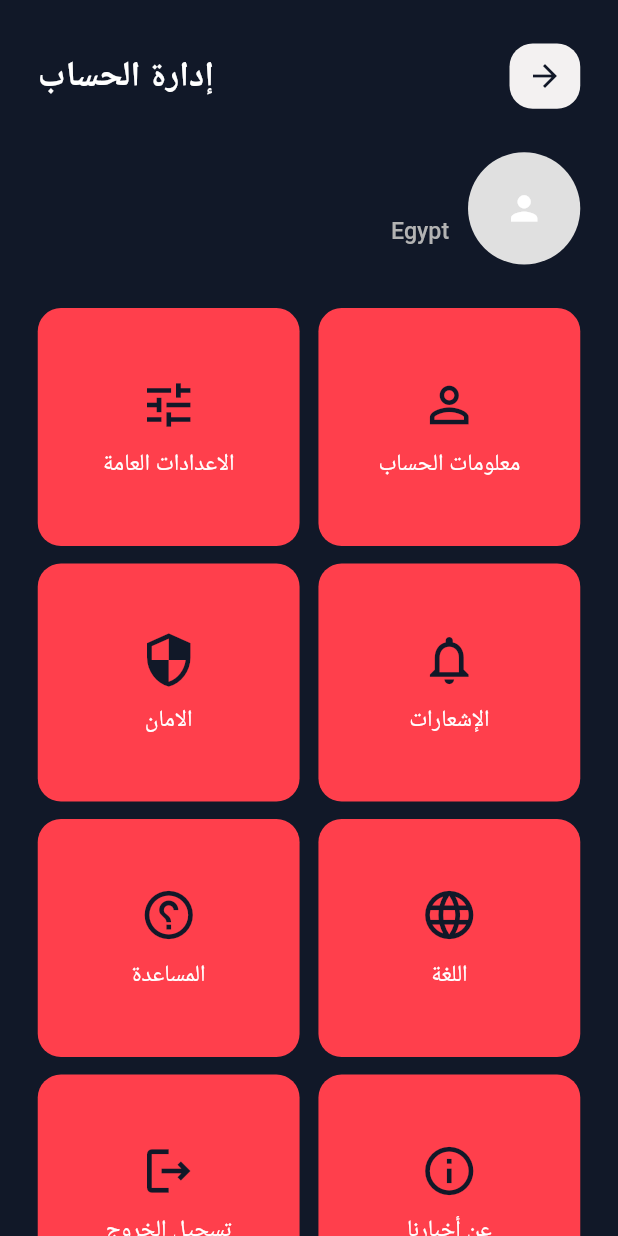
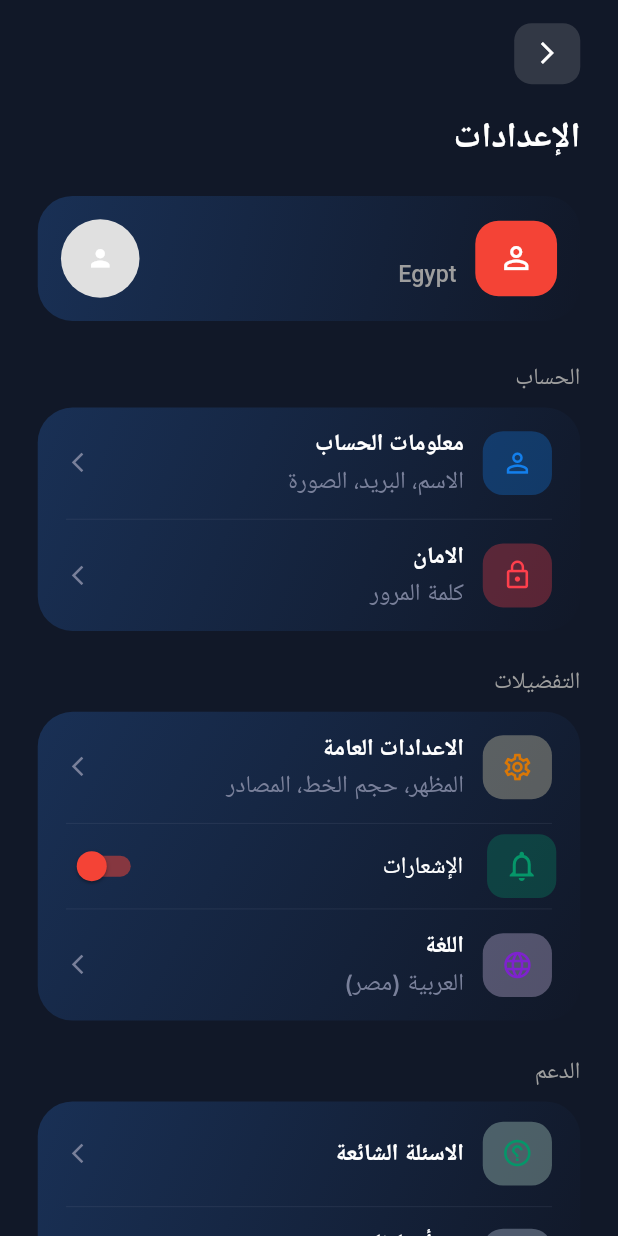
Before and after one commit to kareem-79/Akhbarna, a Flutter app: the ProfileTab screen opened by its route, on a phone screen of 412 x 824 dp. Run offline on Flutter 3.47's test engine with Material 3 defaults, Android fonts, the phone set to English and light mode, and no system bars; drawn by our look-alikes of skeletonizer; our stand-ins replace cached_network_image, dartz, dio, firebase_auth, firebase_core, flutter_bloc and 11 more; accounts and stored records are empty; network calls fail; Roboto replaces fonts that are missing (Cairo, Tajawal).

Commit message:
Edit Profile Tab

```diff
--- a/lib/features/layout/main_layout.dart
+++ b/lib/features/layout/main_layout.dart
@@ -18,6 +18,20 @@ class MainLayout extends StatefulWidget {
 class _MainLayoutState extends State<MainLayout> {
   int selectedIndex = 0;
 
+  late final PageController _pageController;
+
+  @override
+  void initState() {
+    super.initState();
+    _pageController = PageController();
+  }
+
+  @override
+  void dispose() {
+    _pageController.dispose();
+    super.dispose();
+  }
+
   final List<Widget> tabs = [
     const HomeTap(),
     const CategoryTab(),
@@ -27,48 +41,21 @@ class _MainLayoutState extends State<MainLayout> {
   @override
   Widget build(BuildContext context) {
     return Scaffold(
-      body: AnimatedSwitcher(
-        duration: const Duration(milliseconds: 380),
-        reverseDuration: const Duration(milliseconds: 280),
-        transitionBuilder: (Widget child, Animation<double> animation) {
-          final slideAnimation = Tween<Offset>(
-            begin: const Offset(0.08, 0),
-            end: Offset.zero,
-          ).animate(CurvedAnimation(
-            parent: animation,
-            curve: Curves.easeOutCubic,
-          ));
+      body: PageView(
+        controller: _pageController,
+        onPageChanged: (index) {
+          setState(() {
+            selectedIndex = index;
+          });
+        },
+        children: tabs,
+      ),
 
-          final scaleAnimation = Tween<double>(
-            begin: 0.96,
-            end: 1.0,
-          ).animate(CurvedAnimation(
-            parent: animation,
-            curve: Curves.easeOutCubic,
-          ));
-
-          return FadeTransition(
-            opacity: animation,
-            child: SlideTransition(
-              position: slideAnimation,
-              child: ScaleTransition(
-                scale: scaleAnimation,
-                child: child,
-              ),
-            ),
-          );
-        },
-        child: KeyedSubtree(
-          key: ValueKey<int>(selectedIndex),
-          child: tabs[selectedIndex],
-        ),
-      ),
       bottomNavigationBar: Padding(
         padding: EdgeInsets.all(8.sp),
         child: ClipRRect(
           borderRadius: BorderRadius.circular(60.r),
           child: BottomNavigationBar(
-            elevation: 0,
             currentIndex: selectedIndex,
             onTap: _onTab,
             items: [
@@ -110,10 +97,17 @@ class _MainLayoutState extends State<MainLayout> {
   void _onTab(int newIndex) {
     if (newIndex == 3) {
       Navigator.pushNamed(context, RoutesManager.profile);
-    } else if (newIndex != selectedIndex) {
-      setState(() {
-        selectedIndex = newIndex;
-      });
+      return;
     }
+
+    setState(() {
+      selectedIndex = newIndex;
+    });
+
+    _pageController.animateToPage(
+      newIndex,
+      duration: const Duration(milliseconds: 300),
+      curve: Curves.easeInOut,
+    );
   }
 }
--- a/lib/features/layout/profile/presentation/screens/about/presentation/about_screen.dart
+++ b/lib/features/layout/profile/presentation/screens/about/presentation/about_screen.dart
@@ -13,20 +13,20 @@ class AboutUsScreen extends StatelessWidget {
     AppLocalizations appLocalizations = AppLocalizations.of(context)!;
 
     return Scaffold(
-      body: SingleChildScrollView(
-        child: SafeArea(
+      body: SafeArea(
         child: Column(
           children: [
             AboutHeaderWidget(),
             SizedBox(height: 30.h),
-              Padding(
+            Expanded(
+              child: Padding(
                 padding: EdgeInsets.symmetric(horizontal: 20.w),
+                child: SingleChildScrollView(
                   child: Column(
                     children: [
                       _card(textTheme, appLocalizations.about_app_description),
                       _card(textTheme, appLocalizations.about_app_coverage),
                       _card(textTheme, appLocalizations.about_app_experience),
-
                       _section(textTheme, appLocalizations.our_goal),
                       _card(textTheme, appLocalizations.goal_1),
                       _card(textTheme, appLocalizations.goal_2),
@@ -47,8 +47,9 @@ class AboutUsScreen extends StatelessWidget {
                     ],
                   ),
                 ),
+              ),
+            ),
           ],
-          ),
         ),
       ),
     );
--- a/lib/features/layout/profile/presentation/screens/profile_tab.dart
+++ b/lib/features/layout/profile/presentation/screens/profile_tab.dart
@@ -1,3 +1,4 @@
+import 'package:akhbarna/core/widget/custom_elevated_button.dart';
 import 'package:akhbarna/features/layout/profile/presentation/screens/logout/presentation/logout_bottom_sheet.dart';
 import 'package:akhbarna/features/layout/profile/presentation/widget/custom_blur_bottom_sheet.dart';
 import 'package:akhbarna/l10n/app_localizations.dart';
@@ -6,10 +7,12 @@ import 'package:flutter_screenutil/flutter_screenutil.dart';
 import '../../../../../core/prefs_manager/prefs_manager.dart';
 import '../../../../../core/resources/colors_managers.dart';
 import '../../../../../core/resources/routes_managers.dart';
-import '../../../../../core/widget/app_bar_widget.dart';
+import '../../../../../model/language_model.dart';
 import '../widget/enlargable_profile_avatar.dart';
+import '../widget/settings_divider_widget.dart';
+import '../widget/settings_section_widget.dart';
+import '../widget/settings_tile_widget.dart';
 import 'general_settings/presentation/general_setting_bottom_sheet.dart';
-import '../widget/profile_item_widget.dart';
 
 class ProfileTab extends StatefulWidget {
   const ProfileTab({super.key});
@@ -23,73 +26,125 @@ class _ProfileTabState extends State<ProfileTab> {
 
   @override
   Widget build(BuildContext context) {
-    TextTheme textTheme = Theme.of(context).textTheme;
-    Color shadowColor = Theme.of(context).shadowColor;
-    AppLocalizations appLocalizations = AppLocalizations.of(context)!;
+    final textTheme = Theme.of(context).textTheme;
+    final appLocalizations = AppLocalizations.of(context)!;
+    final currentLanguage = AppLanguage.languages.firstWhere(
+          (lang) => lang.code == Localizations.localeOf(context).languageCode,
+      orElse: () => AppLanguage.languages.first,
+    );
 
     return Scaffold(
-      body: SingleChildScrollView(
-        child: SafeArea(
-          child: Padding(
+      body: SafeArea(
+        child: SingleChildScrollView(
           padding: EdgeInsets.symmetric(horizontal: 24.w),
           child: Column(
+            crossAxisAlignment: CrossAxisAlignment.stretch,
             children: [
-                AppBarWidget(
-                  title: appLocalizations.account_management,
-                  height: 30,
-                  color: shadowColor,
-                ),
+              SizedBox(height: 16.h),
               Row(
                 children: [
-                    EnlargableProfileAvatar(
-                      imagePath: _profileImagePath,
-                      radius: 40.r,
-                      isEditable: false,
+                  Container(
+                    width: 42.w,
+                    height: 42.h,
+                    decoration: BoxDecoration(
+                      color: ColorsManagers.gray2,
+                      borderRadius: BorderRadius.circular(12.r),
                     ),
+                    child: IconButton(
+                      onPressed: () => Navigator.pop(context),
+                      icon: Icon(Icons.arrow_back_ios_new, size: 18.sp),
+                    ),
+                  ),
+                ],
+              ),
+
+              SizedBox(height: 20.h),
+              Text("الإعدادات", style: textTheme.bodyMedium),
+              SizedBox(height: 24.h),
+              Container(
+                padding: EdgeInsets.all(16.r),
+                decoration: BoxDecoration(
+                  borderRadius: BorderRadius.circular(24.r),
+                  gradient: LinearGradient(
+                    begin: Alignment.topLeft,
+                    end: Alignment.bottomRight,
+                    colors: [ColorsManagers.dark, ColorsManagers.darkNavy],
+                  ),
+                ),
+                child: Row(
+                  children: [
+                    Container(
+                      width: 52.w,
+                      height: 52.h,
+                      decoration: BoxDecoration(
+                        color: Colors.red,
+                        borderRadius: BorderRadius.circular(16.r),
+                      ),
+                      child: const Icon(
+                        Icons.person_outline,
+                        color: Colors.white,
+                      ),
+                    ),
+
                     SizedBox(width: 12.w),
+
                     Expanded(
                       child: Column(
                         crossAxisAlignment: CrossAxisAlignment.start,
                         children: [
                           Text(
                             PrefsManager.getUserName(),
-                            style: textTheme.bodyMedium,
                             maxLines: 1,
                             overflow: TextOverflow.ellipsis,
+                            style: textTheme.bodySmall?.copyWith(
+                              fontWeight: FontWeight.bold,
+                            ),
                           ),
                           SizedBox(height: 4.h),
                           Text(
                             "Egypt",
-                            maxLines: 2,
                             style: textTheme.bodySmall?.copyWith(
-                              color: ColorsManagers.lightGray,
+                              color: Colors.grey,
                             ),
                           ),
                         ],
                       ),
                     ),
+                    SizedBox(width: 12.w),
+                    EnlargableProfileAvatar(
+                      imagePath: _profileImagePath,
+                      radius: 28.r,
+                      isEditable: false,
+                    ),
                   ],
                 ),
+              ),
 
-                SizedBox(height: 30.h),
+              SizedBox(height: 28.h),
 
-                GridView.count(
-                  shrinkWrap: true,
-                  physics: const NeverScrollableScrollPhysics(),
-                  crossAxisCount: 2,
-                  mainAxisSpacing: 12.h,
-                  crossAxisSpacing: 12.w,
-                  childAspectRatio: 1.1,
+              Text(
+                "الحساب",
+                style: textTheme.bodySmall?.copyWith(color: Colors.grey),
+              ),
+
+              SizedBox(height: 10.h),
+
+              SettingsSectionWidget(
                 children: [
-                    ProfileItemWidget(
-                      icon: Icons.person_outline_outlined,
+                  SettingsTileWidget(
                     title: appLocalizations.account_information,
+                    subtitle: "الاسم، البريد، الصورة",
+                    icon: Icons.person_outline,
+                    iconColor: ColorsManagers.azureRadiance,
+                    iconBackgroundColor: ColorsManagers.azureRadiance
+                        .withValues(alpha: .15),
                     onTap: () async {
                       final result = await Navigator.pushNamed(
                         context,
                         RoutesManager.editProfile,
                         arguments: _profileImagePath,
                       );
+
                       if (result != null && result is String) {
                         setState(() {
                           _profileImagePath = result;
@@ -97,26 +152,75 @@ class _ProfileTabState extends State<ProfileTab> {
                       }
                     },
                   ),
-                    ProfileItemWidget(
-                      icon: Icons.tune_outlined,
-                      title: appLocalizations.general_settings,
-                      onTap: () => _showGeneralSettings(context),
+
+                  const SettingsDividerWidget(),
+
+                  SettingsTileWidget(
+                    title: appLocalizations.security_settings,
+                    subtitle: appLocalizations.password,
+                    icon: Icons.lock_outline,
+                    iconColor: ColorsManagers.red,
+                    iconBackgroundColor: ColorsManagers.red.withValues(
+                      alpha: .15,
                     ),
-                    ProfileItemWidget(
-                      icon: Icons.notifications_none_outlined,
-                      title: appLocalizations.notifications,
-                      onTap: () {},
-                    ),
-                    ProfileItemWidget(
-                      icon: Icons.security_outlined,
-                      title: appLocalizations.security_settings,
                     onTap: () {
                       Navigator.pushNamed(context, RoutesManager.security);
                     },
                   ),
-                    ProfileItemWidget(
-                      icon: Icons.language_outlined,
+                ],
+              ),
+
+              SizedBox(height: 24.h),
+              Text(
+                "التفضيلات",
+                style: textTheme.bodySmall?.copyWith(color: Colors.grey),
+              ),
+
+              SizedBox(height: 10.h),
+
+              SettingsSectionWidget(
+                children: [
+                  SettingsTileWidget(
+                    title: appLocalizations.general_settings,
+                    subtitle: "المظهر، حجم الخط، المصادر",
+                    icon: Icons.settings_outlined,
+                    iconColor: ColorsManagers.yellowDark,
+                    iconBackgroundColor: ColorsManagers.yellowLight,
+                    onTap: () => _showGeneralSettings(context),
+                  ),
+
+                  const SettingsDividerWidget(),
+
+                  SwitchListTile(
+                    value: true,
+                    onChanged: (value) {},
+                    activeColor: Colors.red,
+                    title: Text(
+                      appLocalizations.notifications,
+                      style: textTheme.bodySmall,
+                    ),
+                    secondary: Container(
+                      width: 44.w,
+                      height: 44.h,
+                      decoration: BoxDecoration(
+                        color: ColorsManagers.mintDark.withOpacity(.3),
+                        borderRadius: BorderRadius.circular(12.r),
+                      ),
+                      child: Icon(
+                        Icons.notifications_none,
+                        color: ColorsManagers.mintDark,
+                      ),
+                    ),
+                  ),
+
+                  const SettingsDividerWidget(),
+
+                  SettingsTileWidget(
                     title: appLocalizations.language,
+                    subtitle: currentLanguage.name,
+                    icon: Icons.language,
+                    iconColor: ColorsManagers.purpleDark,
+                    iconBackgroundColor: ColorsManagers.purpleLight,
                     onTap: () {
                       Navigator.pushNamed(
                         context,
@@ -125,27 +229,50 @@ class _ProfileTabState extends State<ProfileTab> {
                       );
                     },
                   ),
-                    ProfileItemWidget(
+                ],
+              ),
+
+              SizedBox(height: 24.h),
+              Text(
+                "الدعم",
+                style: textTheme.bodySmall?.copyWith(color: Colors.grey),
+              ),
+
+              SizedBox(height: 10.h),
+
+              SettingsSectionWidget(
+                children: [
+                  SettingsTileWidget(
+                    title: "الاسئلة الشائعة",
                     icon: Icons.help_outline,
-                      title: appLocalizations.help_center,
+                    iconColor: ColorsManagers.mintDark,
+                    iconBackgroundColor: ColorsManagers.mintLight,
                     onTap: () {},
                   ),
-                    ProfileItemWidget(
+                  const SettingsDividerWidget(),
+
+                  SettingsTileWidget(
+                    title: appLocalizations.about_us,
+                    subtitle: "Version 1.0.0",
                     icon: Icons.info_outline,
-                      title: appLocalizations.about_us,
+                    iconColor: ColorsManagers.skyBlueDark,
+                    iconBackgroundColor: ColorsManagers.skyBlueLight,
                     onTap: () {
                       Navigator.pushNamed(context, RoutesManager.aboutUs);
                     },
                   ),
-                    ProfileItemWidget(
-                      icon: Icons.logout_outlined,
-                      title: appLocalizations.logout,
-                      onTap: () => _showLogoutBottomSheet(context),
-                    ),
                 ],
               ),
+              CustomElevatedButton(
+                text: appLocalizations.logout,
+                foregroundColor: ColorsManagers.white,
+                borderColor: ColorsManagers.red,
+                backgroundColor: ColorsManagers.red.withOpacity(.5),
+                onPress: () => _showLogoutBottomSheet(context),
+              ),
+
+              SizedBox(height: 30.h),
             ],
-            ),
           ),
         ),
       ),
--- /dev/null
+++ b/lib/features/layout/profile/presentation/widget/settings_divider_widget.dart
@@ -0,0 +1,19 @@
+import 'package:flutter/material.dart';
+import 'package:flutter_screenutil/flutter_screenutil.dart';
+
+import '../../../../../core/resources/colors_managers.dart';
+
+class SettingsDividerWidget extends StatelessWidget {
+  const SettingsDividerWidget({super.key});
+
+  @override
+  Widget build(BuildContext context) {
+    return Padding(
+      padding: EdgeInsets.symmetric(horizontal: 18.w),
+      child: Divider(
+        height: 1,
+        color: ColorsManagers.gray3.withOpacity(.15),
+      ),
+    );
+  }
+}
--- /dev/null
+++ b/lib/features/layout/profile/presentation/widget/settings_section_widget.dart
@@ -0,0 +1,30 @@
+import 'package:flutter/material.dart';
+import 'package:flutter_screenutil/flutter_screenutil.dart';
+
+import '../../../../../core/resources/colors_managers.dart';
+
+class SettingsSectionWidget extends StatelessWidget {
+  final List<Widget> children;
+
+  const SettingsSectionWidget({
+    super.key,
+    required this.children,
+  });
+
+  @override
+  Widget build(BuildContext context) {
+    return Container(
+      decoration: BoxDecoration(
+        gradient: LinearGradient(
+          begin: Alignment.topLeft,
+          end: Alignment.bottomRight,
+          colors: [ColorsManagers.dark, ColorsManagers.darkNavy],
+        ),
+        borderRadius: BorderRadius.circular(24.r),
+      ),
+      child: Column(
+        children: children,
+      ),
+    );
+  }
+}
--- /dev/null
+++ b/lib/features/layout/profile/presentation/widget/settings_tile_widget.dart
@@ -0,0 +1,82 @@
+import 'package:flutter/material.dart';
+import 'package:flutter_screenutil/flutter_screenutil.dart';
+
+import '../../../../../core/resources/colors_managers.dart';
+
+class SettingsTileWidget extends StatelessWidget {
+  final String title;
+  final String? subtitle;
+  final IconData icon;
+  final Color iconColor;
+  final Color iconBackgroundColor;
+  final VoidCallback onTap;
+
+  const SettingsTileWidget({
+    super.key,
+    required this.title,
+    this.subtitle,
+    required this.icon,
+    required this.iconColor,
+    required this.iconBackgroundColor,
+    required this.onTap,
+  });
+
+  @override
+  Widget build(BuildContext context) {
+    final textTheme = Theme.of(context).textTheme;
+
+    return InkWell(
+      borderRadius: BorderRadius.circular(16.r),
+      onTap: onTap,
+      child: Padding(
+        padding: EdgeInsets.symmetric(horizontal: 18.w, vertical: 14.h),
+        child: Row(
+          mainAxisAlignment: MainAxisAlignment.spaceBetween,
+          children: [
+            Container(
+              width: 44.w,
+              height: 44.h,
+              decoration: BoxDecoration(
+                color: iconBackgroundColor.withOpacity(.3),
+                borderRadius: BorderRadius.circular(14.r),
+              ),
+              child: Icon(icon, color: iconColor, size: 22.sp),
+            ),
+            SizedBox(width: 12.w),
+            Expanded(
+              child: Column(
+                crossAxisAlignment: CrossAxisAlignment.start,
+                children: [
+                  Text(
+                    title,
+                    style: textTheme.bodySmall?.copyWith(
+                      fontWeight: FontWeight.w700,
+                    ),
+                  ),
+
+                  if (subtitle != null) ...[
+                    SizedBox(height: 4.h),
+                    Text(
+                      subtitle!,
+                      style: textTheme.labelSmall?.copyWith(
+                        color: ColorsManagers.gray3,
+                      ),
+                    ),
+                  ],
+                ],
+              ),
+            ),
+
+            SizedBox(width: 16.w),
+
+            Icon(
+              Icons.arrow_forward_ios,
+              size: 16.sp,
+              color: ColorsManagers.gray3,
+            ),
+          ],
+        ),
+      ),
+    );
+  }
+}
```
Lines whose indentation alone changed are shown as unchanged.
